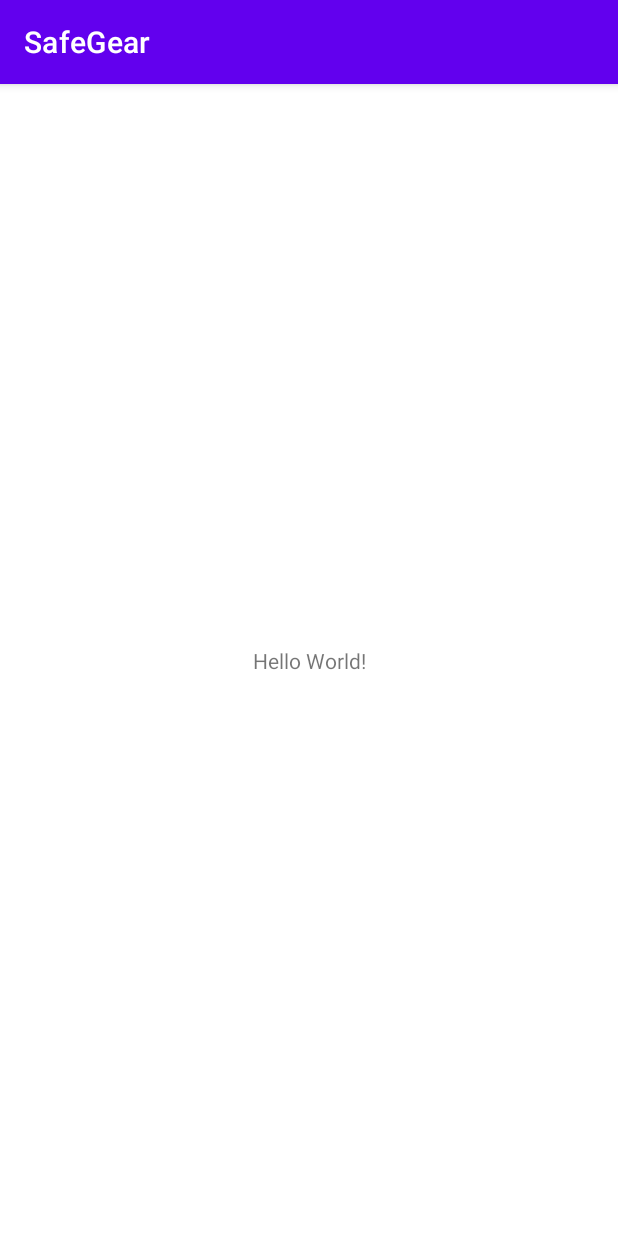
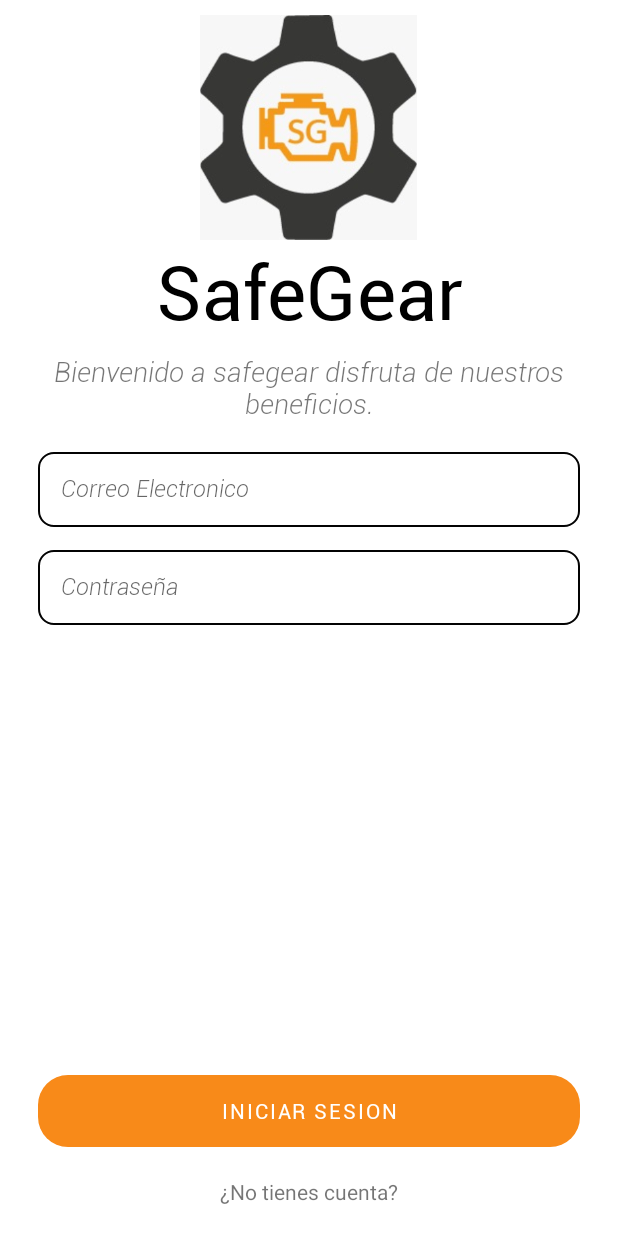
Before and after one commit to dowe12/SafeGear, an Android app: the screen it shows after launch (MainActivity), on a phone screen of 412 x 824 dp. Run offline under Robolectric (Android 15) with nearby library versions, the phone set to English and light mode, and no system bars.

Commit message:
fronend del logeo de usuario

```diff
--- /dev/null
+++ b/app/src/main/res/drawable/edittext_custom.xml
@@ -0,0 +1,12 @@
+<?xml version="1.0" encoding="utf-8"?>
+<shape
+    xmlns:android="http://schemas.android.com/apk/res/android"
+    android:shape="rectangle"
+    android:padding="10dp">
+
+    <solid android:color="@color/white"/>
+    <stroke android:width="1dp" android:color="@color/color_gris"/>
+    <corners android:radius="10dp"/>
+
+
+</shape>
--- /dev/null
+++ b/app/src/main/res/drawable/rounded_button.xml
@@ -0,0 +1,9 @@
+<?xml version="1.0" encoding="utf-8"?>
+<shape
+    xmlns:android="http://schemas.android.com/apk/res/android"
+    android:shape="rectangle"
+    android:padding="28dp">
+
+    <corners android:radius="20dp"/>
+
+</shape>
--- a/app/src/main/res/layout/activity_main.xml
+++ b/app/src/main/res/layout/activity_main.xml
@@ -1,18 +1,101 @@
 <?xml version="1.0" encoding="utf-8"?>
-<androidx.constraintlayout.widget.ConstraintLayout xmlns:android="http://schemas.android.com/apk/res/android"
+<androidx.coordinatorlayout.widget.CoordinatorLayout xmlns:android="http://schemas.android.com/apk/res/android"
     xmlns:app="http://schemas.android.com/apk/res-auto"
     xmlns:tools="http://schemas.android.com/tools"
     android:layout_width="match_parent"
     android:layout_height="match_parent"
     tools:context=".MainActivity">
 
-    <TextView
-        android:layout_width="wrap_content"
+    <LinearLayout
+        android:layout_width="match_parent"
+        android:layout_height="match_parent"
+        android:orientation="vertical"
+        tools:layout_editor_absoluteX="64dp"
+        tools:layout_editor_absoluteY="110dp">
+
+        <ImageView
+            android:id="@+id/imageView"
+            android:layout_width="150dp"
+            android:layout_height="150dp"
+            android:layout_gravity="center_horizontal"
+            android:layout_marginTop="10dp"
+            app:srcCompat="@drawable/safegearlogo" />
+
+        <TextView
+            android:layout_width="wrap_content"
+            android:layout_height="wrap_content"
+            android:layout_gravity="center_horizontal"
+            android:fontFamily="@font/roboto_regular"
+            android:text="SafeGear"
+            android:textAlignment="center"
+            android:textColor="@color/black"
+            android:textSize="50sp" />
+
+        <TextView
+            android:layout_width="wrap_content"
+            android:layout_height="wrap_content"
+            android:layout_marginLeft="25dp"
+            android:layout_marginTop="8dp"
+            android:layout_marginRight="25dp"
+            android:fontFamily="@font/roboto_light_italic"
+            android:text="Bienvenido a safegear disfruta de nuestros beneficios."
+            android:textSize="18sp"
+            android:textAlignment="center"/>
+
+        <EditText
+            android:id="@+id/edt_login_correo"
+            android:layout_width="match_parent"
+            android:layout_height="50dp"
+            android:layout_marginLeft="25dp"
+            android:layout_marginTop="20dp"
+            android:layout_marginRight="25dp"
+            android:background="@drawable/edittext_custom"
+            android:fontFamily="@font/roboto_light_italic"
+            android:hint="Correo Electronico"
+            android:inputType="textEmailAddress"
+            android:padding="15dp"
+            android:textSize="15sp" />
+
+        <EditText
+            android:id="@+id/edt_login_contraseña"
+            android:layout_width="match_parent"
+            android:layout_height="50dp"
+            android:layout_marginLeft="25dp"
+            android:layout_marginTop="15dp"
+            android:layout_marginRight="25dp"
+            android:background="@drawable/edittext_custom"
+            android:fontFamily="@font/roboto_light_italic"
+            android:hint="Contraseña"
+            android:inputType="textPassword"
+            android:padding="15dp"
+            android:textSize="15sp" />
+
+    </LinearLayout>
+
+    <LinearLayout
+        android:layout_width="match_parent"
         android:layout_height="wrap_content"
-        android:text="Hello World!"
-        app:layout_constraintBottom_toBottomOf="parent"
-        app:layout_constraintEnd_toEndOf="parent"
-        app:layout_constraintStart_toStartOf="parent"
-        app:layout_constraintTop_toTopOf="parent" />
+        android:layout_gravity="bottom"
+        android:gravity="center_horizontal"
+        android:orientation="vertical">
 
-</androidx.constraintlayout.widget.ConstraintLayout>
+        <Button
+            android:id="@+id/btn_login_iniciar_sesion"
+            android:layout_width="match_parent"
+            android:layout_height="wrap_content"
+            android:layout_marginLeft="25dp"
+            android:layout_marginRight="25dp"
+            android:background="@drawable/rounded_button"
+            android:backgroundTint="@color/btn_color"
+            android:fontFamily="@font/roboto_regular"
+            android:text="Iniciar Sesion" />
+
+        <TextView
+            android:layout_width="wrap_content"
+            android:layout_height="wrap_content"
+            android:layout_marginTop="20dp"
+            android:layout_marginBottom="20dp"
+            android:text="¿No tienes cuenta?" />
+    </LinearLayout>
+
+</androidx.coordinatorlayout.widget.CoordinatorLayout>
--- a/app/src/main/res/values/colors.xml
+++ b/app/src/main/res/values/colors.xml
@@ -7,4 +7,7 @@
     <color name="teal_700">#FF018786</color>
     <color name="black">#FF000000</color>
     <color name="white">#FFFFFFFF</color>
+
+    <color name="btn_color">#F88A19</color>
+    <color name="color_gris">#030303</color>
 </resources>
--- a/app/src/main/res/values/themes.xml
+++ b/app/src/main/res/values/themes.xml
@@ -1,9 +1,9 @@
 <resources xmlns:tools="http://schemas.android.com/tools">
     <!-- Base application theme. -->
-    <style name="Theme.SafeGear" parent="Theme.MaterialComponents.DayNight.DarkActionBar">
+    <style name="Theme.SafeGear" parent="Theme.MaterialComponents.DayNight.NoActionBar">
         <!-- Primary brand color. -->
-        <item name="colorPrimary">@color/purple_500</item>
-        <item name="colorPrimaryVariant">@color/purple_700</item>
+        <item name="colorPrimary">@color/btn_color</item>
+        <item name="colorPrimaryVariant">@color/color_gris</item>
         <item name="colorOnPrimary">@color/white</item>
         <!-- Secondary brand color. -->
         <item name="colorSecondary">@color/teal_200</item>
```
Also changed, not shown: app/src/main/res/drawable/safegearlogo.jpg (added), app/src/main/res/font/roboto_light_italic.ttf (added), app/src/main/res/font/roboto_regular.ttf (added).
